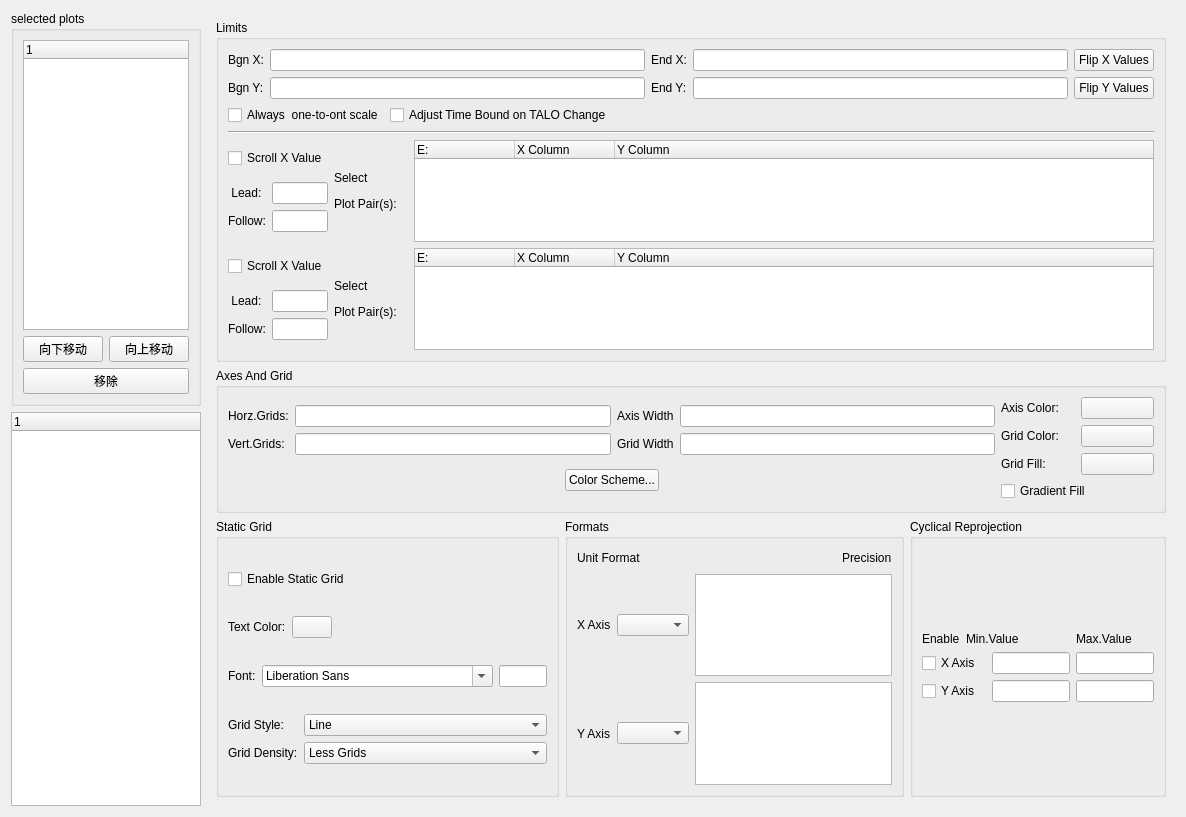
whatudone/plotxy, file PlotManager.ui: the form before one commit.
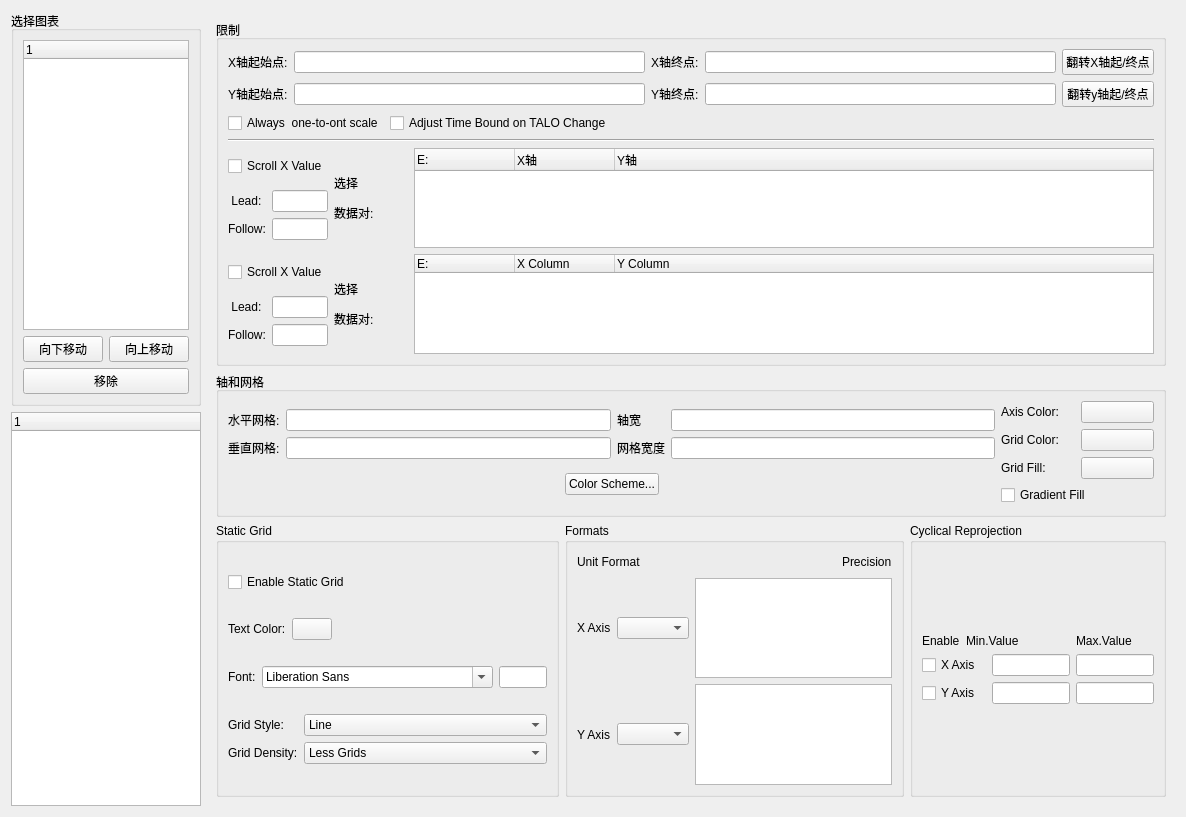
The form after the commit.

The edit to the form file:
```diff
--- a/PlotManager.ui
+++ b/PlotManager.ui
@@ -19,7 +19,7 @@
      <item>
       <widget class="QGroupBox" name="groupBox">
        <property name="title">
-        <string>selected plots</string>
+        <string>选择图表</string>
        </property>
        <layout class="QVBoxLayout" name="verticalLayout_2">
         <item>
@@ -298,7 +298,7 @@
        <item>
         <widget class="QGroupBox" name="groupBox_4">
          <property name="title">
-          <string>Limits</string>
+          <string>限制</string>
          </property>
          <layout class="QVBoxLayout" name="verticalLayout_6">
           <item>
@@ -306,7 +306,7 @@
             <item row="0" column="0">
              <widget class="QLabel" name="label_9">
               <property name="text">
-               <string>Bgn X:</string>
+               <string>X轴起始点:</string>
               </property>
              </widget>
             </item>
@@ -316,7 +316,7 @@
             <item row="0" column="2">
              <widget class="QLabel" name="label_11">
               <property name="text">
-               <string>End X:</string>
+               <string>X轴终点:</string>
               </property>
              </widget>
             </item>
@@ -326,14 +326,14 @@
             <item row="0" column="4">
              <widget class="QPushButton" name="pushButton_flipXValues">
               <property name="text">
-               <string>Flip X Values</string>
+               <string>翻转X轴起/终点</string>
               </property>
              </widget>
             </item>
             <item row="1" column="0">
              <widget class="QLabel" name="label_10">
               <property name="text">
-               <string>Bgn Y:</string>
+               <string>Y轴起始点:</string>
               </property>
              </widget>
             </item>
@@ -343,7 +343,7 @@
             <item row="1" column="2">
              <widget class="QLabel" name="label_12">
               <property name="text">
-               <string>End Y:</string>
+               <string>Y轴终点:</string>
               </property>
              </widget>
             </item>
@@ -353,7 +353,7 @@
             <item row="1" column="4">
              <widget class="QPushButton" name="pushButton_flipYValues">
               <property name="text">
-               <string>Flip Y Values</string>
+               <string>翻转y轴起/终点</string>
               </property>
              </widget>
             </item>
@@ -437,7 +437,7 @@
             <item>
              <widget class="QLabel" name="label_17">
               <property name="text">
-               <string>&lt;html&gt;&lt;head/&gt;&lt;body&gt;&lt;p&gt;Select&lt;/p&gt;&lt;p&gt;Plot Pair(s):&lt;/p&gt;&lt;/body&gt;&lt;/html&gt;</string>
+               <string>&lt;html&gt;&lt;head/&gt;&lt;body&gt;&lt;p&gt;选择&lt;/p&gt;&lt;p&gt;数据对:&lt;/p&gt;&lt;/body&gt;&lt;/html&gt;</string>
               </property>
              </widget>
             </item>
@@ -450,12 +450,12 @@
               </column>
               <column>
                <property name="text">
-                <string>X Column</string>
+                <string>X轴</string>
                </property>
               </column>
               <column>
                <property name="text">
-                <string>Y Column</string>
+                <string>Y轴</string>
                </property>
               </column>
               <column>
@@ -507,7 +507,7 @@
             <item>
              <widget class="QLabel" name="label_18">
               <property name="text">
-               <string>&lt;html&gt;&lt;head/&gt;&lt;body&gt;&lt;p&gt;Select&lt;/p&gt;&lt;p&gt;Plot Pair(s):&lt;/p&gt;&lt;/body&gt;&lt;/html&gt;</string>
+               <string>&lt;html&gt;&lt;head/&gt;&lt;body&gt;&lt;p&gt;选择&lt;/p&gt;&lt;p&gt;数据对:&lt;/p&gt;&lt;/body&gt;&lt;/html&gt;</string>
               </property>
              </widget>
             </item>
@@ -543,7 +543,7 @@
        <item>
         <widget class="QGroupBox" name="groupBox_11">
          <property name="title">
-          <string>Axes And Grid</string>
+          <string>轴和网格</string>
          </property>
          <layout class="QHBoxLayout" name="horizontalLayout_17" stretch="5,1">
           <item>
@@ -553,7 +553,7 @@
               <item row="0" column="0">
                <widget class="QLabel" name="label_30">
                 <property name="text">
-                 <string>Horz.Grids:</string>
+                 <string>水平网格:</string>
                 </property>
                </widget>
               </item>
@@ -563,7 +563,7 @@
               <item row="0" column="2">
                <widget class="QLabel" name="label_31">
                 <property name="text">
-                 <string>Axis Width</string>
+                 <string>轴宽</string>
                 </property>
                </widget>
               </item>
@@ -573,7 +573,7 @@
               <item row="1" column="0">
                <widget class="QLabel" name="label_32">
                 <property name="text">
-                 <string>Vert.Grids:</string>
+                 <string>垂直网格:</string>
                 </property>
                </widget>
               </item>
@@ -583,7 +583,7 @@
               <item row="1" column="2">
                <widget class="QLabel" name="label_33">
                 <property name="text">
-                 <string>Grid Width</string>
+                 <string>网格宽度</string>
                 </property>
                </widget>
               </item>
```
